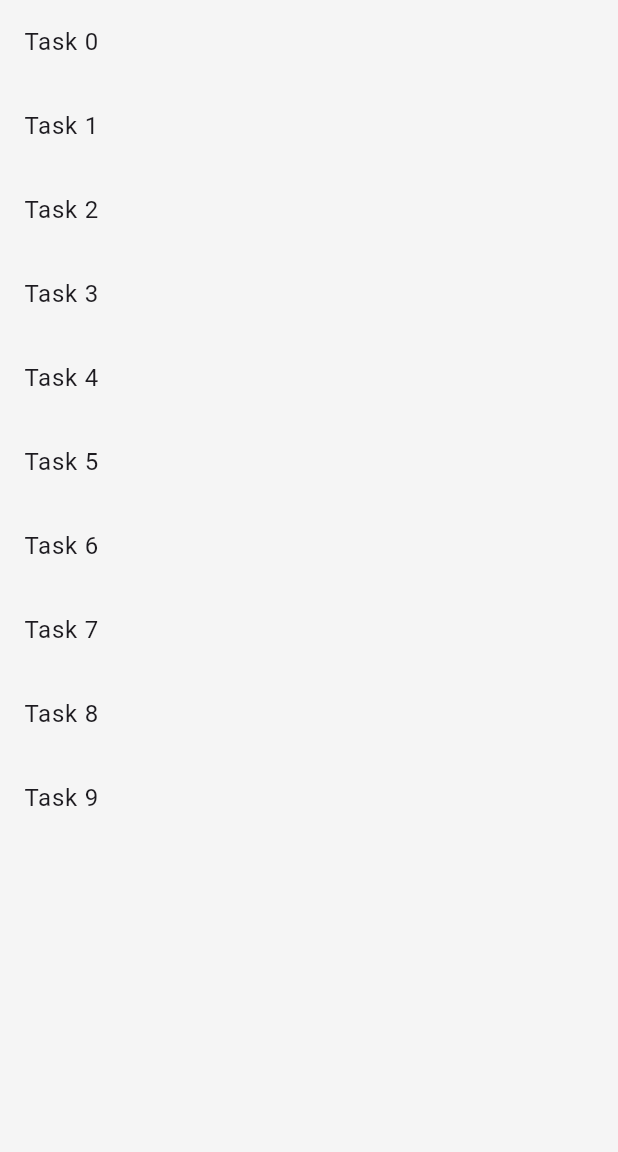
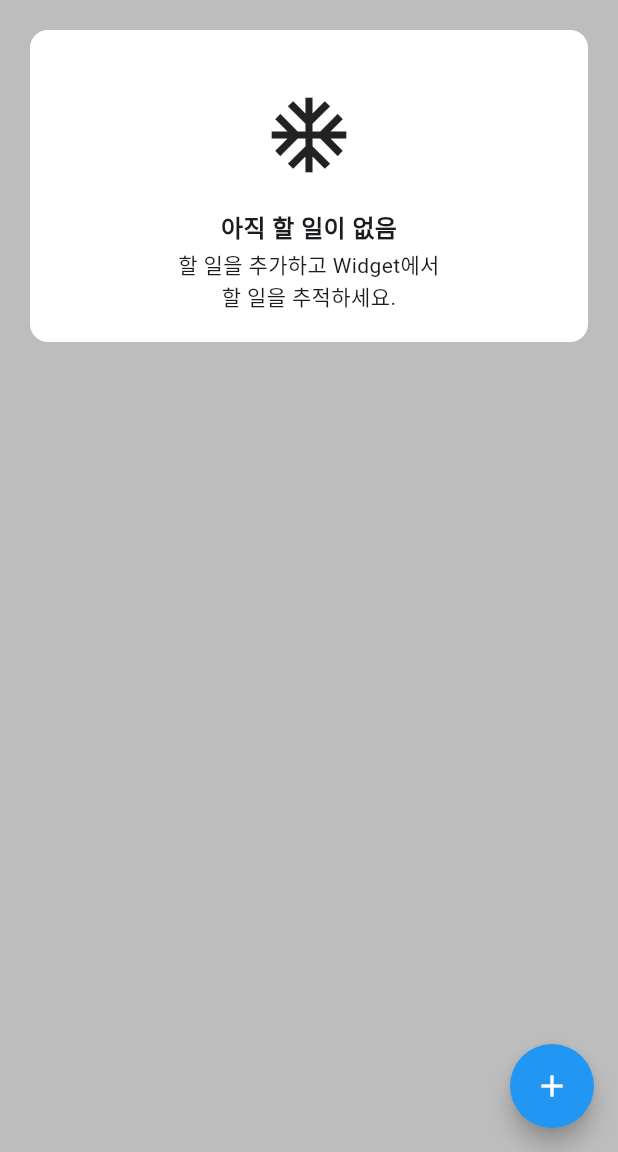
Before and after one commit to kimhyunseo/tasks, a Flutter app: the screen it shows after launch, on a phone screen of 412 x 824 dp, the part 84-1236 px from its top. Run offline on Flutter 3.47's test engine with Material 3 defaults, Android fonts, the phone set to English and light mode, and no system bars.

Commit message:
feat(home): 홈 화면 할일 없음 위젯 구현

```diff
--- a/lib/main.dart
+++ b/lib/main.dart
@@ -7,15 +7,13 @@ void main() {
 
 class MyApp extends StatelessWidget {
   const MyApp({super.key});
-
-  // This widget is the root of your application.
   @override
   Widget build(BuildContext context) {
     return MaterialApp(
       title: "Hyunseo's Tasks",
       theme: ThemeData(
         primaryColor: Colors.blueAccent,
-        scaffoldBackgroundColor: Colors.grey[100],
+        scaffoldBackgroundColor: Colors.grey[400],
       ),
       home: HomePage(),
     );
--- a/lib/pages/home/home_page.dart
+++ b/lib/pages/home/home_page.dart
@@ -1,6 +1,9 @@
 import 'package:flutter/material.dart';
+import 'package:tasks/pages/home/widgets/empty_todo.dart';
 
 class HomePage extends StatelessWidget {
+  const HomePage({super.key});
+
   @override
   Widget build(Object context) {
     return Scaffold(
@@ -10,12 +13,13 @@ class HomePage extends StatelessWidget {
           style: TextStyle(fontSize: 20, fontWeight: FontWeight.bold),
         ),
       ),
-      body: ListView.builder(
-        itemCount: 10,
-        itemBuilder: (context, index) {
-          return ListTile(title: Text('Task $index'));
-        },
+      floatingActionButton: FloatingActionButton(
+        onPressed: () {},
+        backgroundColor: Colors.blue,
+        shape: RoundedRectangleBorder(borderRadius: BorderRadius.circular(30)),
+        child: Icon(Icons.add, color: Colors.white, size: 24),
       ),
+      body: Column(children: [EmptyTodo()]),
     );
   }
 }
--- /dev/null
+++ b/lib/pages/home/widgets/empty_todo.dart
@@ -0,0 +1,37 @@
+import 'package:flutter/material.dart';
+
+class EmptyTodo extends StatelessWidget {
+  const EmptyTodo({super.key});
+
+  @override
+  Widget build(BuildContext context) {
+    return Container(
+      padding: EdgeInsets.all(20),
+      margin: EdgeInsets.all(20),
+      width: double.infinity,
+      decoration: BoxDecoration(
+        borderRadius: BorderRadius.circular(12),
+        color: Colors.white,
+      ),
+      child: Column(
+        children: [
+          SizedBox(
+            width: 100,
+            height: 100,
+            child: Icon(Icons.ac_unit_sharp, size: 60),
+          ),
+          Text(
+            "아직 할 일이 없음",
+            style: TextStyle(fontSize: 16, fontWeight: FontWeight.bold),
+          ),
+          SizedBox(height: 2),
+          Text(
+            "할 일을 추가하고 ${AppBar()}에서\n할 일을 추적하세요.",
+            textAlign: TextAlign.center,
+            style: TextStyle(fontSize: 14),
+          ),
+        ],
+      ),
+    );
+  }
+}
```
